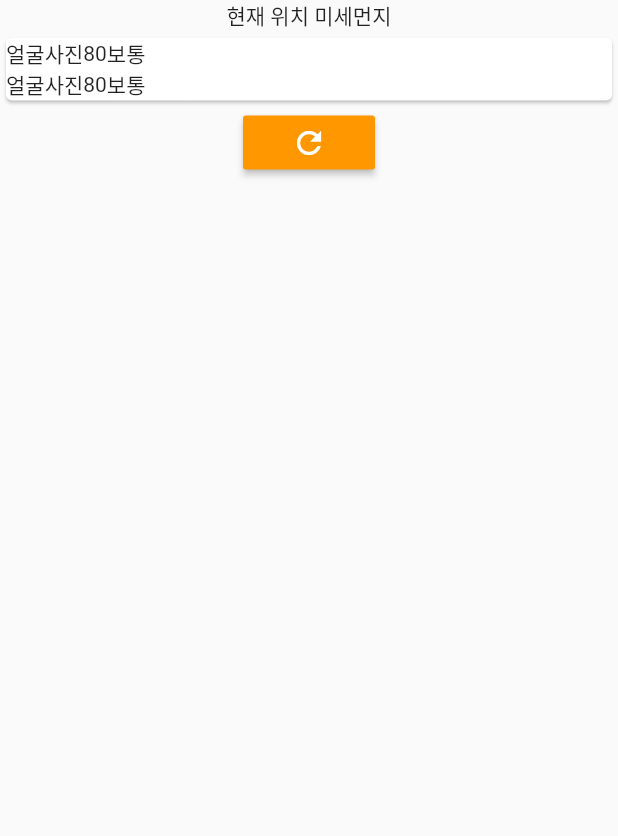
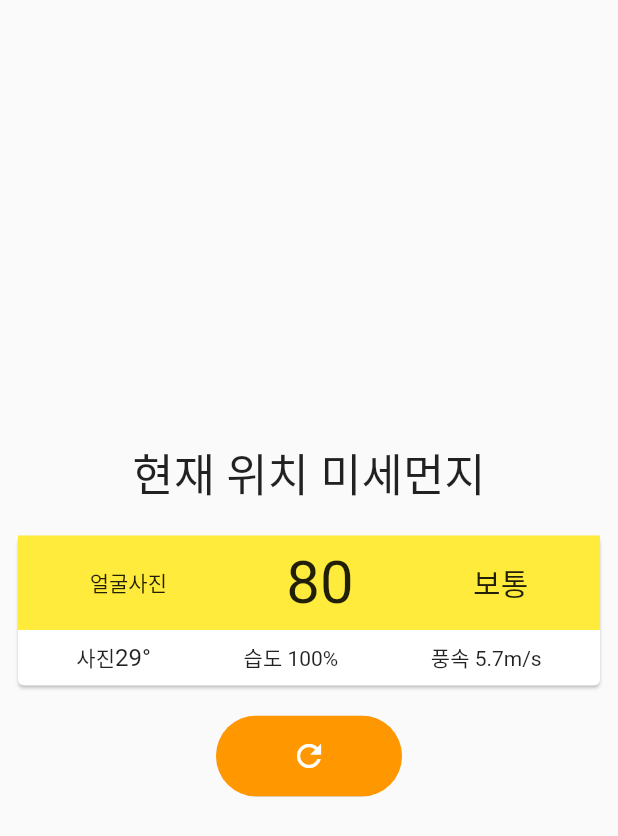
Before and after one commit to CholrangCrow/Flutter_Dust_chk_api, a Flutter app: the screen it shows after launch, on a phone screen of 412 x 824 dp. Shown: the top 836 px of the screen. Run offline on Flutter 3.47's test engine with Material 2 defaults, Android fonts, the phone set to English and light mode, and no system bars.

Commit message:
main layout - ver1.0

```diff
--- a/lib/main.dart
+++ b/lib/main.dart
@@ -25,36 +25,73 @@ class _MainState extends State<Main> {
   @override
   Widget build(BuildContext context) {
     return Scaffold(
-      body: Center(
+      body: Padding(
+        padding: const EdgeInsets.all(8.0),
+        child: Center(
           child: Column(
+            mainAxisAlignment: MainAxisAlignment.center,
             children: <Widget>[
-            Text('현재 위치 미세먼지'),
+              Text(
+                '현재 위치 미세먼지',
+                style: TextStyle(fontSize: 30),
+              ),
+              SizedBox(height: 16),
               Card(
                 child: Column(
                   children: <Widget>[
+                    Container(
+                      child: Row(
+                        mainAxisAlignment: MainAxisAlignment.spaceAround,
+                        children: <Widget>[
+                          Text('얼굴사진'),
+                          Text(
+                            '80',
+                            style: TextStyle(fontSize: 40),
+                          ),
+                          Text(
+                            '보통',
+                            style: TextStyle(fontSize: 20),
+                          ),
+                        ],
+                      ),
+                      color: Colors.yellow,
+                      padding: const EdgeInsets.all(8.0),
+                    ),
+                    Padding(
+                      padding: const EdgeInsets.all(8.0),
+                      child: Row(
+                        mainAxisAlignment: MainAxisAlignment.spaceAround,
+                        children: <Widget>[
                           Row(
                             children: <Widget>[
-                      Text('얼굴사진'),
-                      Text('80'),
-                      Text('보통'),
+                              Text('사진'),
+                              Text(
+                                '29°',
+                                style: TextStyle(fontSize: 16),
+                              ),
                             ],
                           ),
-                  Row(
-                    children: <Widget>[
-                      Text('얼굴사진'),
-                      Text('80'),
-                      Text('보통'),
+                          Text('습도 100%'),
+                          Text('풍속 5.7m/s'),
                         ],
+                      ),
                     ),
                   ],
                 ),
               ),
-            RaisedButton(
+              SizedBox(height: 16),
+              ClipRRect(
+                borderRadius: BorderRadius.circular(30),
+                child: RaisedButton(
+                  padding: const EdgeInsets.symmetric(
+                      vertical: 15.0, horizontal: 50),
                   color: Colors.orange,
                   child: Icon(Icons.refresh, color: Colors.white),
                   onPressed: () {},
+                ),
               )
             ],
+          ),
         ),
       ),
     );
```
Lines whose indentation alone changed are shown as unchanged.
